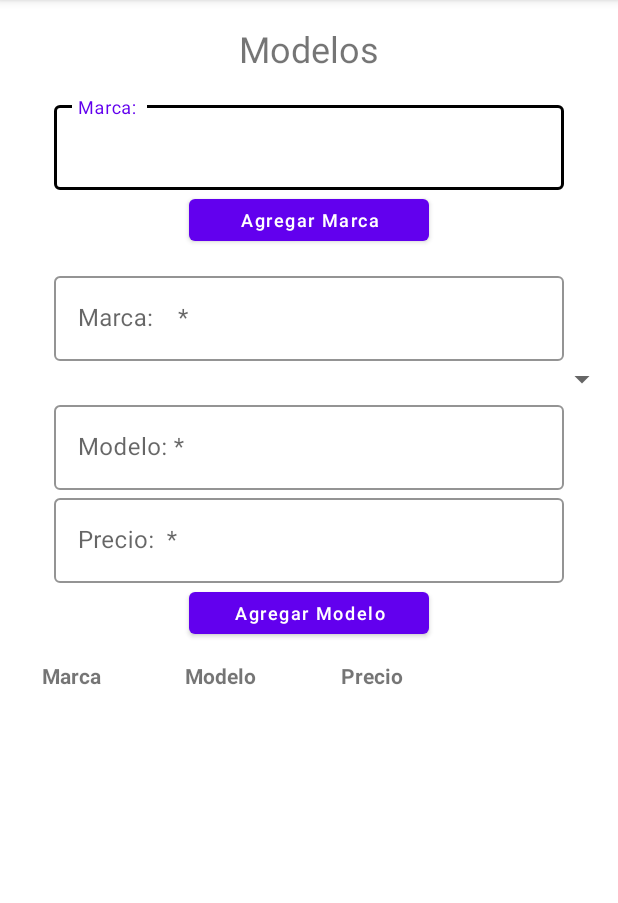
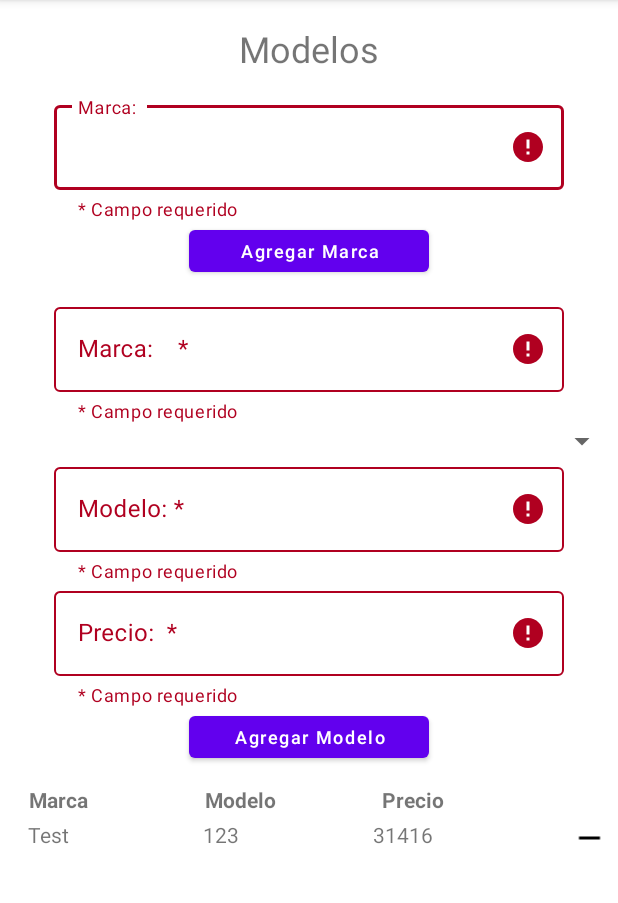
Before and after one commit to dev-rafael/nexu_test, an Android app: the screen it shows after launch (MainActivity), after a tap on "Agregar Modelo", on a phone screen of 412 x 824 dp, the part 84-987 px from its top. Run offline under Robolectric (Android 15) with nearby library versions, the phone set to English and light mode, and no system bars; 1 other tap on this screen came first.

Commit message:
Fixed recycler view

```diff
--- a/app/src/main/java/com/rgdev/test_nexu/FormularioFragment.kt
+++ b/app/src/main/java/com/rgdev/test_nexu/FormularioFragment.kt
@@ -1,15 +1,14 @@
 package com.rgdev.test_nexu
 
-import androidx.lifecycle.ViewModelProviders
+import com.rgdev.test_nexu.R
+
 import android.os.Bundle
 import android.util.Log
-import android.util.SparseArray
 import androidx.fragment.app.Fragment
 import android.view.LayoutInflater
 import android.view.View
 import android.view.ViewGroup
 import android.widget.TextView
-import androidx.core.view.get
 import androidx.lifecycle.ViewModelProvider
 import androidx.recyclerview.widget.LinearLayoutManager
 import androidx.recyclerview.widget.RecyclerView
@@ -25,9 +24,10 @@ class FormularioFragment : Fragment() {
 
     private lateinit var viewModel: FormularioViewModel
     private lateinit var recyclerView: RecyclerView
+    private lateinit var adapter: MyAdapter
 
-    private class MyAdapter(private val myDataset: Array<ModelListItem>): RecyclerView.Adapter<MyAdapter.MyViewHolder>() {
-        class MyViewHolder(val view: View) : RecyclerView.ViewHolder(view){
+    private class MyAdapter(var myDataset: Array<ModelListItem>): RecyclerView.Adapter<MyAdapter.MyViewHolder>() {
+        class MyViewHolder(view: View) : RecyclerView.ViewHolder(view){
             val marca: TextView
             val modelo: TextView
             val precio: TextView
@@ -43,7 +43,7 @@ class FormularioFragment : Fragment() {
                                         viewType: Int): MyViewHolder {
             // create a new view
             val view = LayoutInflater.from(parent.context)
-                .inflate(R.layout.formulario_fragment, parent, false)
+                .inflate(R.layout.model_list_item, parent, false)
             return MyViewHolder(view)
         }
 
@@ -71,12 +71,23 @@ class FormularioFragment : Fragment() {
         viewModel = ViewModelProvider(this).get(FormularioViewModel::class.java)
 
         recyclerView = recyclerView_lista_modelos
-        recyclerView.adapter = MyAdapter(viewModel.listaModelos.toTypedArray())
+        recyclerView.apply {
+            layoutManager = LinearLayoutManager(context)
+            setHasFixedSize(false)
+            //itemAnimator = null
+        }
+        adapter = MyAdapter(viewModel.listaModelos.toTypedArray())
+        recyclerView.adapter = adapter
 
         button_agregar_marca.setOnClickListener {
             val text = textInput_agregar_marca.text.toString()
-            if (!text.isEmpty()){
+            val noMarca = text.isEmpty()
+
+            textLayout_agregar_marca.error = if(noMarca) "* Campo requerido" else null
+
+            if (noMarca){
                 viewModel.listaMarcas.add(text)
+                textInput_agregar_marca.setText("")
                 Log.i("Lista Marcas", viewModel.listaMarcas.toString())
                 //textInput_seleccionar_marca.autofill(viewModel.listaMarcas.toTypedArray<String>())
             }
@@ -86,12 +97,26 @@ class FormularioFragment : Fragment() {
             val marca = textInput_seleccionar_marca.text.toString()
             val modelo = textInput_modelo.text.toString()
             val precio = textInput_precio.text.toString()
-            if(!marca.isEmpty() && !modelo.isEmpty() && !precio.isEmpty()){
+
+            val noMarca = marca.isEmpty()
+            val noModelo = modelo.isEmpty()
+            val noPrecio = precio.isEmpty()
+
+            textLayout_seleccionar_marca.error = if(noMarca) "* Campo requerido" else null
+            textLayout_modelo.error = if(noModelo) "* Campo requerido" else null
+            textLayout_precio.error = if(noPrecio) "* Campo requerido" else null
+
+            if(!noMarca && !noModelo && !noPrecio){
+                textInput_seleccionar_marca.setText("")
+                textInput_modelo.setText("")
+                textInput_precio.setText("")
+
                 viewModel.listaModelos.add(ModelListItem(marca, modelo, precio.toInt()))
-
-                Log.i("Lista Modelos", viewModel.listaModelos.toString())
+                adapter.myDataset = viewModel.listaModelos.toTypedArray()
+                adapter.notifyItemInserted(viewModel.listaModelos.size-1)
 
             }
+            Log.i("Lista Modelos", viewModel.listaModelos.toString())
         }
 
     }
--- a/app/src/main/java/com/rgdev/test_nexu/FormularioViewModel.kt
+++ b/app/src/main/java/com/rgdev/test_nexu/FormularioViewModel.kt
@@ -8,7 +8,7 @@ class FormularioViewModel : ViewModel() {
 
     init {
         listaMarcas = mutableListOf("a")
-        listaModelos = mutableListOf()
+        listaModelos = mutableListOf(ModelListItem("Test", "123", 31416))
     }
 
 }
--- a/app/src/main/res/layout/formulario_fragment.xml
+++ b/app/src/main/res/layout/formulario_fragment.xml
@@ -19,6 +19,7 @@
         android:textSize="24sp" />
 
     <com.google.android.material.textfield.TextInputLayout
+        android:id="@+id/textLayout_agregar_marca"
         style="@style/Widget.MaterialComponents.TextInputLayout.OutlinedBox"
         android:layout_width="match_parent"
         android:layout_height="wrap_content"
@@ -48,6 +49,7 @@
         android:layout_height="12dp" />
 
     <com.google.android.material.textfield.TextInputLayout
+        android:id="@+id/textLayout_seleccionar_marca"
         style="@style/Widget.MaterialComponents.TextInputLayout.OutlinedBox"
         android:layout_width="match_parent"
         android:layout_height="wrap_content"
@@ -69,6 +71,7 @@
         android:layout_height="wrap_content" />
 
     <com.google.android.material.textfield.TextInputLayout
+        android:id="@+id/textLayout_modelo"
         style="@style/Widget.MaterialComponents.TextInputLayout.OutlinedBox"
         android:layout_width="match_parent"
         android:layout_height="wrap_content"
@@ -86,6 +89,7 @@
     </com.google.android.material.textfield.TextInputLayout>
 
     <com.google.android.material.textfield.TextInputLayout
+        android:id="@+id/textLayout_precio"
         style="@style/Widget.MaterialComponents.TextInputLayout.OutlinedBox"
         android:layout_width="match_parent"
         android:layout_height="wrap_content"
@@ -120,53 +124,41 @@
         android:orientation="horizontal">
 
         <Space
-            android:layout_width="wrap_content"
+            android:layout_width="0dp"
             android:layout_height="wrap_content"
-            android:layout_weight="1" />
+            android:layout_weight="0.5" />
 
         <TextView
-            android:id="@+id/textView4"
-            android:layout_width="wrap_content"
+            android:id="@+id/textView_marca_item3"
+            android:layout_width="0dp"
             android:layout_height="wrap_content"
-            android:layout_weight="1"
+            android:layout_weight="3"
             android:text="Marca"
+            android:textAlignment="textStart"
+            android:textStyle="bold" />
+
+        <TextView
+            android:id="@+id/textView_modelo_item3"
+            android:layout_width="0dp"
+            android:layout_height="wrap_content"
+            android:layout_weight="3"
+            android:text="Modelo"
+            android:textAlignment="textStart"
+            android:textStyle="bold" />
+
+        <TextView
+            android:id="@+id/textView_precio_item3"
+            android:layout_width="0dp"
+            android:layout_height="wrap_content"
+            android:layout_weight="3"
+            android:text="Precio"
+            android:textAlignment="textStart"
             android:textStyle="bold" />
 
         <Space
-            android:layout_width="wrap_content"
+            android:layout_width="0dp"
             android:layout_height="wrap_content"
             android:layout_weight="1" />
-
-        <TextView
-            android:id="@+id/textView5"
-            android:layout_width="wrap_content"
-            android:layout_height="wrap_content"
-            android:layout_weight="1"
-            android:text="Modelo"
-            android:textStyle="bold" />
-
-        <Space
-            android:layout_width="wrap_content"
-            android:layout_height="wrap_content"
-            android:layout_weight="1" />
-
-        <TextView
-            android:id="@+id/textView6"
-            android:layout_width="wrap_content"
-            android:layout_height="wrap_content"
-            android:layout_weight="1"
-            android:text="Precio"
-            android:textStyle="bold" />
-
-        <Space
-            android:layout_width="wrap_content"
-            android:layout_height="wrap_content"
-            android:layout_weight="1" />
-
-        <Space
-            android:layout_width="wrap_content"
-            android:layout_height="wrap_content"
-            android:layout_weight="3" />
 
     </LinearLayout>
 
@@ -174,6 +166,6 @@
         android:id="@+id/recyclerView_lista_modelos"
         android:layout_width="match_parent"
         android:layout_height="match_parent"
-        app:layoutManager="androidx.recyclerview.widget.LinearLayoutManager"/>
+        android:padding="4dp" />
 
 </LinearLayout>
--- a/app/src/main/res/layout/model_list_item.xml
+++ b/app/src/main/res/layout/model_list_item.xml
@@ -2,54 +2,42 @@
 <LinearLayout xmlns:android="http://schemas.android.com/apk/res/android"
     xmlns:app="http://schemas.android.com/apk/res-auto"
     android:layout_width="match_parent"
-    android:layout_height="match_parent">
+    android:layout_height="wrap_content">
 
     <Space
-        android:layout_width="wrap_content"
+        android:layout_width="0dp"
         android:layout_height="wrap_content"
-        android:layout_weight="2" />
+        android:layout_weight="0.5" />
 
     <TextView
         android:id="@+id/textView_marca_item"
         android:layout_width="wrap_content"
         android:layout_height="wrap_content"
         android:layout_weight="3"
-        android:text="Marca" />
-
-    <Space
-        android:layout_width="wrap_content"
-        android:layout_height="wrap_content"
-        android:layout_weight="1" />
+        android:text="Marca"
+        android:textAlignment="textStart" />
 
     <TextView
         android:id="@+id/textView_modelo_item"
         android:layout_width="wrap_content"
         android:layout_height="wrap_content"
         android:layout_weight="3"
-        android:text="Modelo" />
-
-    <Space
-        android:layout_width="wrap_content"
-        android:layout_height="wrap_content"
-        android:layout_weight="2" />
+        android:text="Modelo"
+        android:textAlignment="textStart" />
 
     <TextView
         android:id="@+id/textView_precio_item"
         android:layout_width="wrap_content"
         android:layout_height="wrap_content"
         android:layout_weight="3"
-        android:text="Precio" />
-
-    <Space
-        android:layout_width="wrap_content"
-        android:layout_height="wrap_content"
-        android:layout_weight="2" />
+        android:text="Precio"
+        android:textAlignment="textStart" />
 
     <ImageView
         android:id="@+id/imageView"
-        android:layout_width="wrap_content"
+        android:layout_width="0dp"
         android:layout_height="wrap_content"
-        android:layout_weight="3"
+        android:layout_weight="1"
         app:srcCompat="@drawable/ic_remove_black_24dp" />
 
 </LinearLayout>
```
